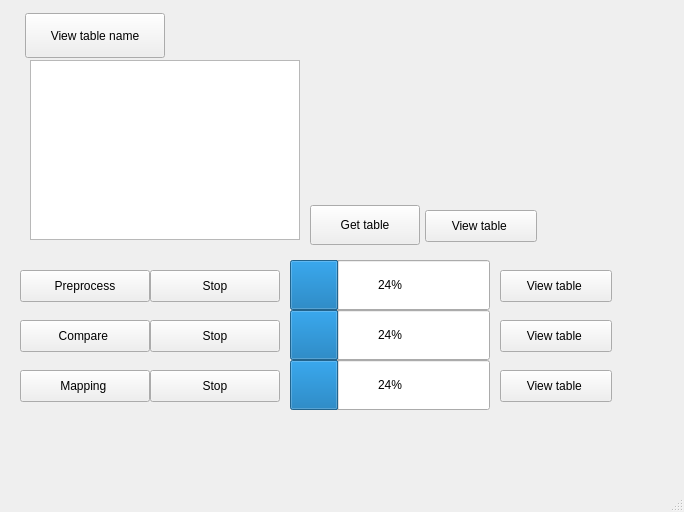
Qt form src/gui/form/mappingWindow.ui (yeonseo-Jung/beauty_kr) before a commit.
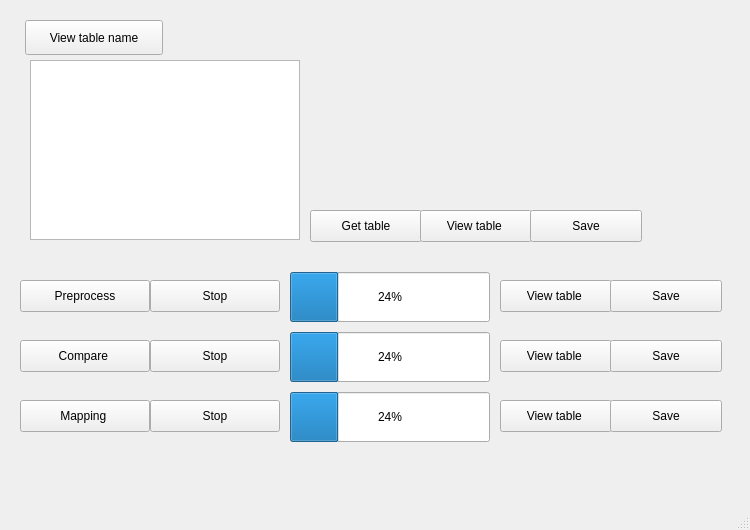
The same form after that commit.

Commit message: Feat: update gui     edit mappingWindow design     view table     save as file Fix: scraping     fake user agent error resolution

```diff
--- a/src/gui/form/mappingWindow.ui
+++ b/src/gui/form/mappingWindow.ui
@@ -6,8 +6,8 @@
    <rect>
     <x>0</x>
     <y>0</y>
-    <width>684</width>
-    <height>512</height>
+    <width>750</width>
+    <height>530</height>
    </rect>
   </property>
   <property name="windowTitle">
@@ -18,7 +18,7 @@
     <property name="geometry">
      <rect>
       <x>20</x>
-      <y>370</y>
+      <y>400</y>
       <width>130</width>
       <height>32</height>
      </rect>
@@ -31,7 +31,7 @@
     <property name="geometry">
      <rect>
       <x>500</x>
-      <y>320</y>
+      <y>340</y>
       <width>112</width>
       <height>32</height>
      </rect>
@@ -44,7 +44,7 @@
     <property name="geometry">
      <rect>
       <x>500</x>
-      <y>270</y>
+      <y>280</y>
       <width>112</width>
       <height>32</height>
      </rect>
@@ -57,7 +57,7 @@
     <property name="geometry">
      <rect>
       <x>290</x>
-      <y>260</y>
+      <y>272</y>
       <width>200</width>
       <height>50</height>
      </rect>
@@ -70,7 +70,7 @@
     <property name="geometry">
      <rect>
       <x>20</x>
-      <y>320</y>
+      <y>340</y>
       <width>130</width>
       <height>32</height>
      </rect>
@@ -83,7 +83,7 @@
     <property name="geometry">
      <rect>
       <x>290</x>
-      <y>360</y>
+      <y>392</y>
       <width>200</width>
       <height>50</height>
      </rect>
@@ -96,7 +96,7 @@
     <property name="geometry">
      <rect>
       <x>500</x>
-      <y>370</y>
+      <y>400</y>
       <width>112</width>
       <height>32</height>
      </rect>
@@ -109,7 +109,7 @@
     <property name="geometry">
      <rect>
       <x>290</x>
-      <y>310</y>
+      <y>332</y>
       <width>200</width>
       <height>50</height>
      </rect>
@@ -122,7 +122,7 @@
     <property name="geometry">
      <rect>
       <x>20</x>
-      <y>270</y>
+      <y>280</y>
       <width>130</width>
       <height>32</height>
      </rect>
@@ -135,9 +135,9 @@
     <property name="geometry">
      <rect>
       <x>310</x>
-      <y>205</y>
-      <width>110</width>
-      <height>40</height>
+      <y>210</y>
+      <width>112</width>
+      <height>32</height>
      </rect>
     </property>
     <property name="text">
@@ -148,9 +148,9 @@
     <property name="geometry">
      <rect>
       <x>25</x>
-      <y>13</y>
-      <width>140</width>
-      <height>45</height>
+      <y>20</y>
+      <width>138</width>
+      <height>35</height>
      </rect>
     </property>
     <property name="text">
@@ -160,7 +160,7 @@
    <widget class="QPushButton" name="veiw_table_1">
     <property name="geometry">
      <rect>
-      <x>425</x>
+      <x>420</x>
       <y>210</y>
       <width>112</width>
       <height>32</height>
@@ -184,7 +184,7 @@
     <property name="geometry">
      <rect>
       <x>150</x>
-      <y>270</y>
+      <y>280</y>
       <width>130</width>
       <height>32</height>
      </rect>
@@ -197,7 +197,7 @@
     <property name="geometry">
      <rect>
       <x>150</x>
-      <y>320</y>
+      <y>340</y>
       <width>130</width>
       <height>32</height>
      </rect>
@@ -210,7 +210,7 @@
     <property name="geometry">
      <rect>
       <x>150</x>
-      <y>370</y>
+      <y>400</y>
       <width>130</width>
       <height>32</height>
      </rect>
@@ -219,6 +219,58 @@
      <string>Stop</string>
     </property>
    </widget>
+   <widget class="QPushButton" name="save_1">
+    <property name="geometry">
+     <rect>
+      <x>610</x>
+      <y>280</y>
+      <width>112</width>
+      <height>32</height>
+     </rect>
+    </property>
+    <property name="text">
+     <string>Save</string>
+    </property>
+   </widget>
+   <widget class="QPushButton" name="save_2">
+    <property name="geometry">
+     <rect>
+      <x>610</x>
+      <y>340</y>
+      <width>112</width>
+      <height>32</height>
+     </rect>
+    </property>
+    <property name="text">
+     <string>Save</string>
+    </property>
+   </widget>
+   <widget class="QPushButton" name="save_0">
+    <property name="geometry">
+     <rect>
+      <x>530</x>
+      <y>210</y>
+      <width>112</width>
+      <height>32</height>
+     </rect>
+    </property>
+    <property name="text">
+     <string>Save</string>
+    </property>
+   </widget>
+   <widget class="QPushButton" name="save_3">
+    <property name="geometry">
+     <rect>
+      <x>610</x>
+      <y>400</y>
+      <width>112</width>
+      <height>32</height>
+     </rect>
+    </property>
+    <property name="text">
+     <string>Save</string>
+    </property>
+   </widget>
   </widget>
   <widget class="QMenuBar" name="menubar">
    <property name="geometry">
```
Left out of the diff: 10 changed lines with no effect on the pictures. The commit also changes 14 other files.
